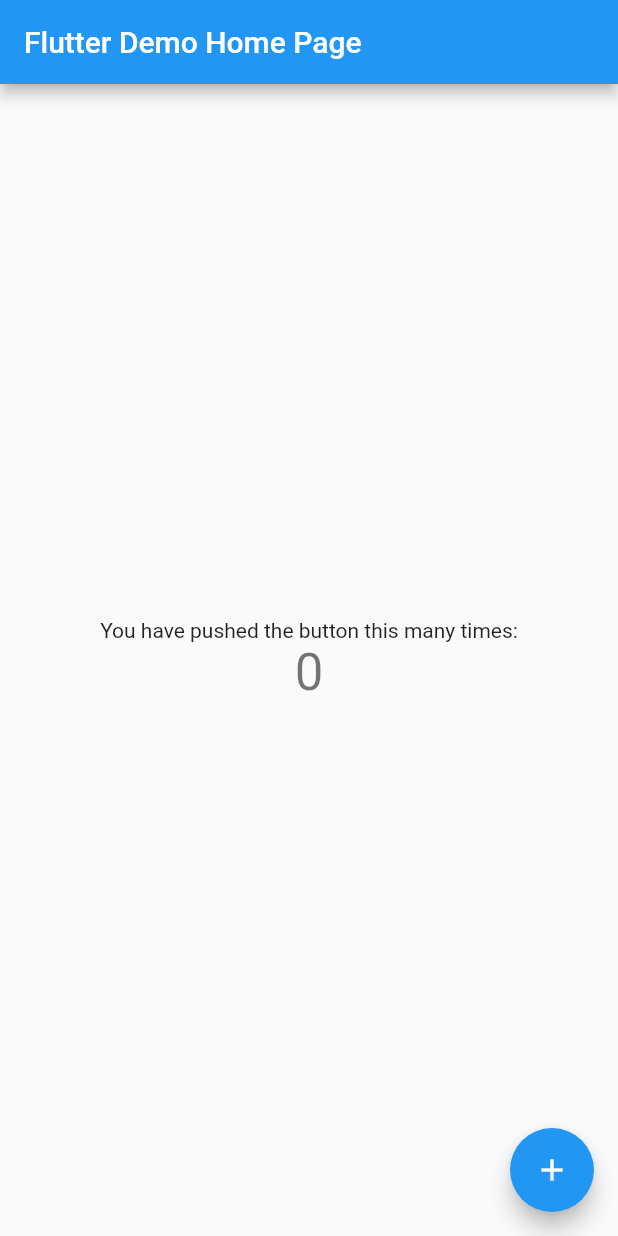
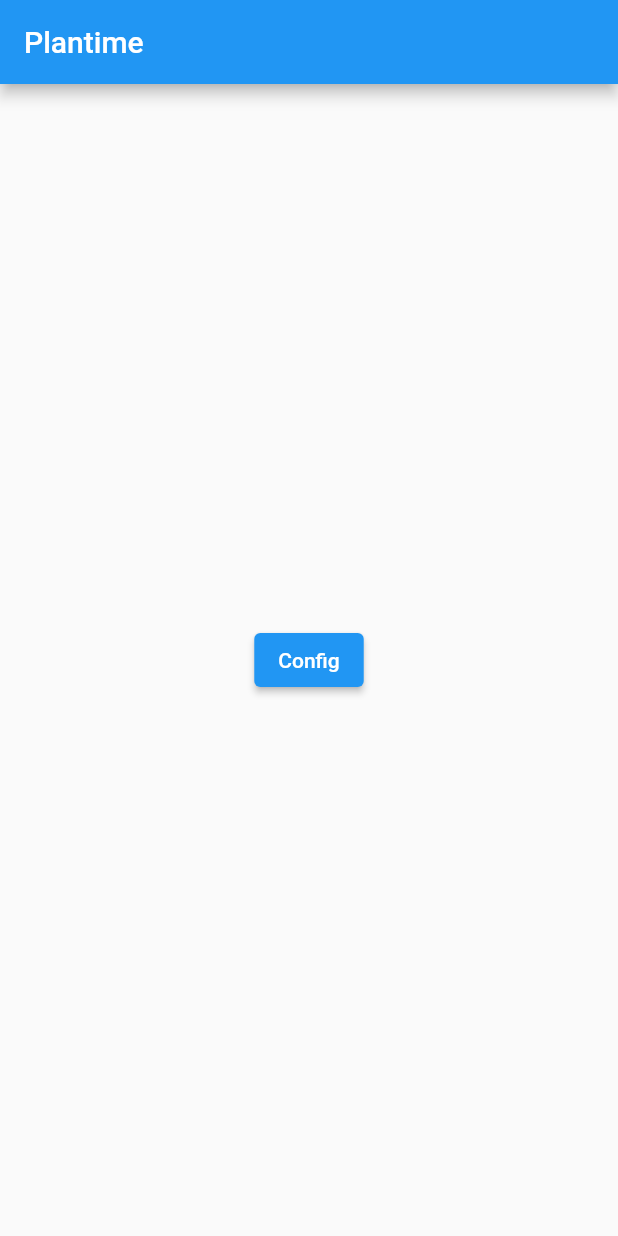
Before and after one commit to ipojucaturianos/dev-iot-mobile-ec4, a Flutter app: the screen it shows after launch, on a phone screen of 412 x 824 dp. Run offline on Flutter 3.47's test engine with Material 2 defaults, Android fonts, the phone set to English and light mode, and no system bars; missing offline and left inert: mqtt_client.

```diff
--- a/lib/main.dart
+++ b/lib/main.dart
@@ -1,44 +1,25 @@
 import 'package:flutter/material.dart';
+import 'package:dev_iot/config.dart';
 
 void main() {
   runApp(MyApp());
 }
 
 class MyApp extends StatelessWidget {
-  // This widget is the root of your application.
   @override
   Widget build(BuildContext context) {
     return MaterialApp(
-      title: 'Flutter Demo',
+      title: 'Plantime',
       theme: ThemeData(
-        // This is the theme of your application.
-        //
-        // Try running your application with "flutter run". You'll see the
-        // application has a blue toolbar. Then, without quitting the app, try
-        // changing the primarySwatch below to Colors.green and then invoke
-        // "hot reload" (press "r" in the console where you ran "flutter run",
-        // or simply save your changes to "hot reload" in a Flutter IDE).
-        // Notice that the counter didn't reset back to zero; the application
-        // is not restarted.
         primarySwatch: Colors.blue,
       ),
-      home: MyHomePage(title: 'Flutter Demo Home Page'),
+      home: MyHomePage(title: 'Plantime'),
     );
   }
 }
 
 class MyHomePage extends StatefulWidget {
   MyHomePage({Key? key, required this.title}) : super(key: key);
-
-  // This widget is the home page of your application. It is stateful, meaning
-  // that it has a State object (defined below) that contains fields that affect
-  // how it looks.
-
-  // This class is the configuration for the state. It holds the values (in this
-  // case the title) provided by the parent (in this case the App widget) and
-  // used by the build method of the State. Fields in a Widget subclass are
-  // always marked "final".
-
   final String title;
 
   @override
@@ -46,68 +27,25 @@ class MyHomePage extends StatefulWidget {
 }
 
 class _MyHomePageState extends State<MyHomePage> {
-  int _counter = 0;
-
-  void _incrementCounter() {
-    setState(() {
-      // This call to setState tells the Flutter framework that something has
-      // changed in this State, which causes it to rerun the build method below
-      // so that the display can reflect the updated values. If we changed
-      // _counter without calling setState(), then the build method would not be
-      // called again, and so nothing would appear to happen.
-      _counter++;
-    });
-  }
-
   @override
   Widget build(BuildContext context) {
-    // This method is rerun every time setState is called, for instance as done
-    // by the _incrementCounter method above.
-    //
-    // The Flutter framework has been optimized to make rerunning build methods
-    // fast, so that you can just rebuild anything that needs updating rather
-    // than having to individually change instances of widgets.
     return Scaffold(
       appBar: AppBar(
-        // Here we take the value from the MyHomePage object that was created by
-        // the App.build method, and use it to set our appbar title.
         title: Text(widget.title),
       ),
       body: Center(
-        // Center is a layout widget. It takes a single child and positions it
-        // in the middle of the parent.
         child: Column(
-          // Column is also a layout widget. It takes a list of children and
-          // arranges them vertically. By default, it sizes itself to fit its
-          // children horizontally, and tries to be as tall as its parent.
-          //
-          // Invoke "debug painting" (press "p" in the console, choose the
-          // "Toggle Debug Paint" action from the Flutter Inspector in Android
-          // Studio, or the "Toggle Debug Paint" command in Visual Studio Code)
-          // to see the wireframe for each widget.
-          //
-          // Column has various properties to control how it sizes itself and
-          // how it positions its children. Here we use mainAxisAlignment to
-          // center the children vertically; the main axis here is the vertical
-          // axis because Columns are vertical (the cross axis would be
-          // horizontal).
           mainAxisAlignment: MainAxisAlignment.center,
           children: <Widget>[
-            Text(
-              'You have pushed the button this many times:',
-            ),
-            Text(
-              '$_counter',
-              style: Theme.of(context).textTheme.headline4,
-            ),
+            ElevatedButton(
+                onPressed: () => Navigator.push(
+                    context,
+                    MaterialPageRoute(builder: (context) => Config(title: '',)),
+                ),
+                child: Text('Config'))
           ],
         ),
       ),
-      floatingActionButton: FloatingActionButton(
-        onPressed: _incrementCounter,
-        tooltip: 'Increment',
-        child: Icon(Icons.add),
-      ), // This trailing comma makes auto-formatting nicer for build methods.
     );
   }
 }
--- a/pubspec.yaml
+++ b/pubspec.yaml
@@ -28,6 +28,8 @@ dependencies:
   # The following adds the Cupertino Icons font to your application.
   # Use with the CupertinoIcons class for iOS style icons.
   cupertino_icons: ^1.0.2
+  mqtt_client: ^9.6.1
+  http: ^0.13.3
 
 dev_dependencies:
   flutter_test:
```
Also changed, not shown: lib/config.dart (added, +46 -0 lines), pubspec.lock.
